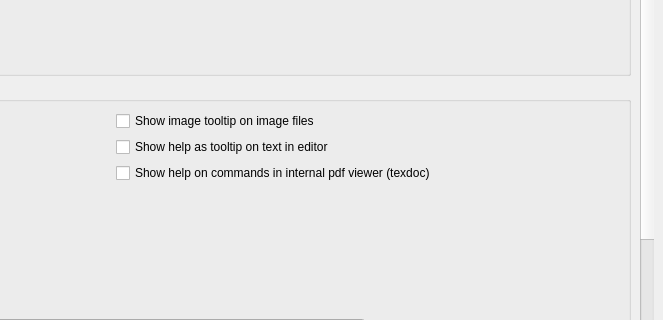
texstudio-org/texstudio, file src/configdialog.ui: the form before one commit; both pictures show x 715 to 1378 and y 168 to 488 of the 1378 by 864 pixel window.
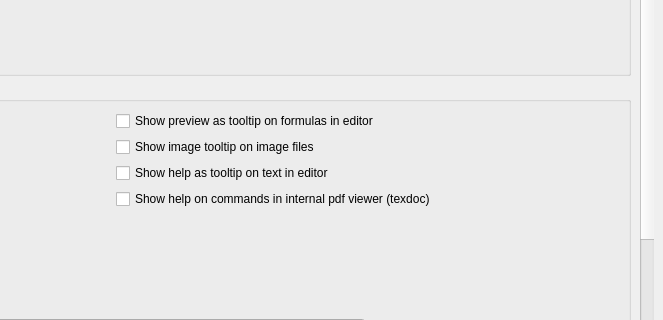
The form after the commit. The open tabs and pages were chosen to show the change. Icons and pictures are not drawn.

Commit message: Configdialog: Move option Show preview on formulas (#3380)

```diff
--- a/src/configdialog.ui
+++ b/src/configdialog.ui
@@ -2231,6 +2231,16 @@
                    </widget>
                   </item>
                   <item row="3" column="2" colspan="2">
+                   <widget class="QCheckBox" name="checkBoxToolTipPreview">
+                    <property name="text">
+                     <string>Show preview as tooltip on formulas in editor</string>
+                    </property>
+                    <property name="toolTip">
+                     <string>Note: Even if the preview display mode is set to Inline, a tooltip is used.</string>
+                    </property>
+                   </widget>
+                  </item>
+                  <item row="4" column="2" colspan="2">
                    <widget class="QCheckBox" name="checkBoxImageToolTip">
                     <property name="text">
                      <string>Show image tooltip on image files</string>
@@ -2390,7 +2400,7 @@
                   <item row="23" column="1" colspan="2">
                    <widget class="QComboBox" name="comboBoxLogFileEncoding"/>
                   </item>
-                  <item row="5" column="2" colspan="2">
+                  <item row="6" column="2" colspan="2">
                    <widget class="QCheckBox" name="checkBoxTexDocInternal">
                     <property name="text">
                      <string>Show help on commands in internal pdf viewer (texdoc)</string>
@@ -2501,7 +2511,7 @@
                     </item>
                    </widget>
                   </item>
-                  <item row="4" column="2" colspan="2">
+                  <item row="5" column="2" colspan="2">
                    <widget class="QCheckBox" name="checkBoxToolTipHelp2">
                     <property name="text">
                      <string>Show help as tooltip on text in editor</string>
@@ -4049,13 +4059,6 @@
                     </property>
                    </widget>
                   </item>
-                  <item row="7" column="0" colspan="2">
-                   <widget class="QCheckBox" name="checkBoxToolTipPreview">
-                    <property name="text">
-                     <string>Show preview as tooltip on formulas in editor</string>
-                    </property>
-                   </widget>
-                  </item>
                   <item row="2" column="0">
                    <widget class="QLabel" name="label_75">
                     <property name="toolTip">
```
